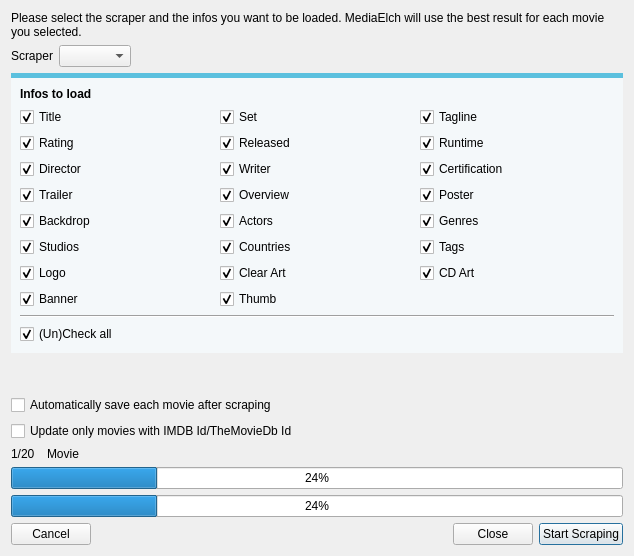
First picture: the form in movies/MovieMultiScrapeDialog.ui, repository Komet/MediaElch, before the edit.
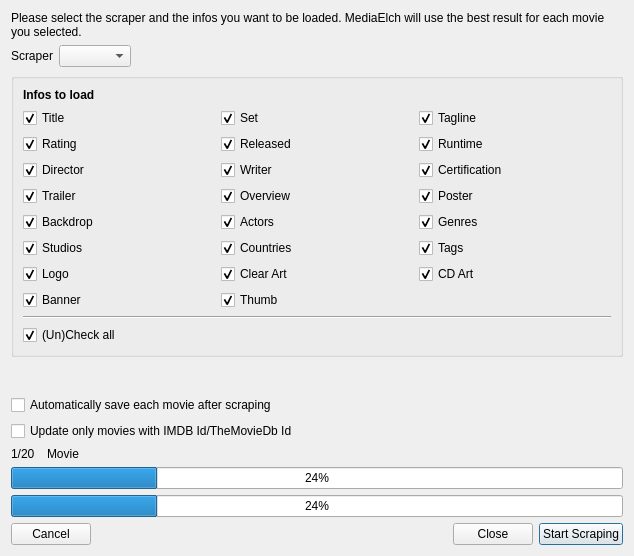
Second picture: the form after the edit. Icons and pictures are not drawn. Custom widgets are drawn as their Qt base class.

The edit to the form file:
```diff
--- a/movies/MovieMultiScrapeDialog.ui
+++ b/movies/MovieMultiScrapeDialog.ui
@@ -69,13 +69,6 @@
    </item>
    <item>
     <widget class="QGroupBox" name="groupBox">
-     <property name="styleSheet">
-      <string notr="true">QGroupBox {
-    border-radius: 0px;
-    border-top: 5px solid #5BC0DE; 
-    background-color: #F4F8FA;
-}</string>
-     </property>
      <property name="title">
       <string/>
      </property>
```
